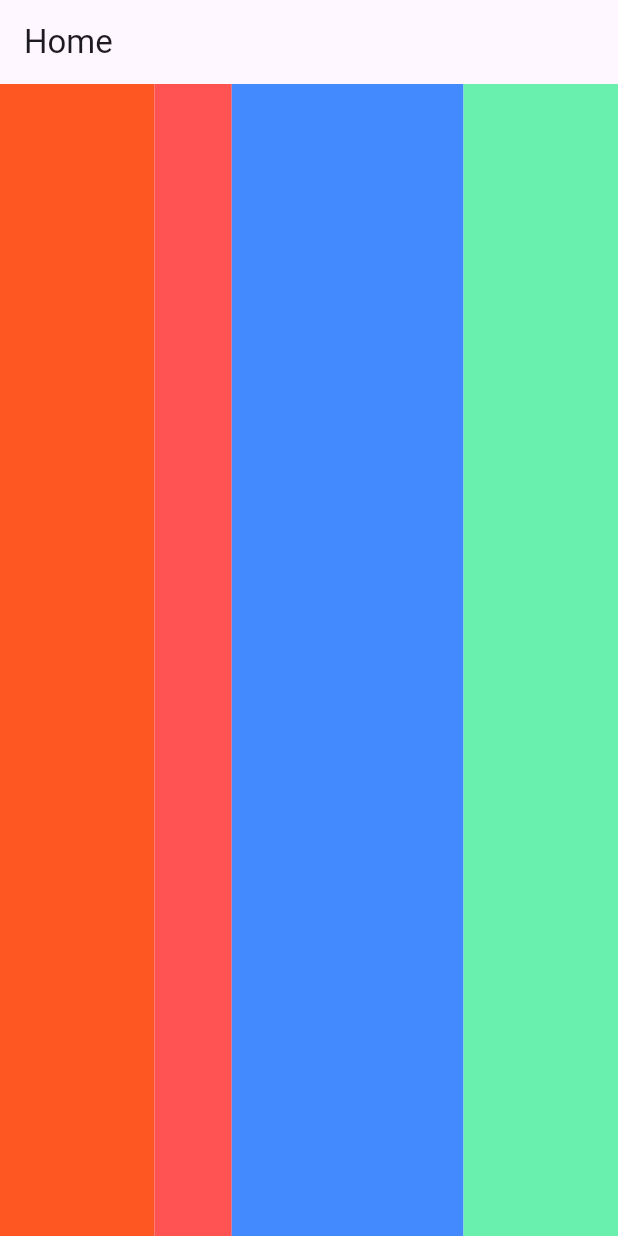
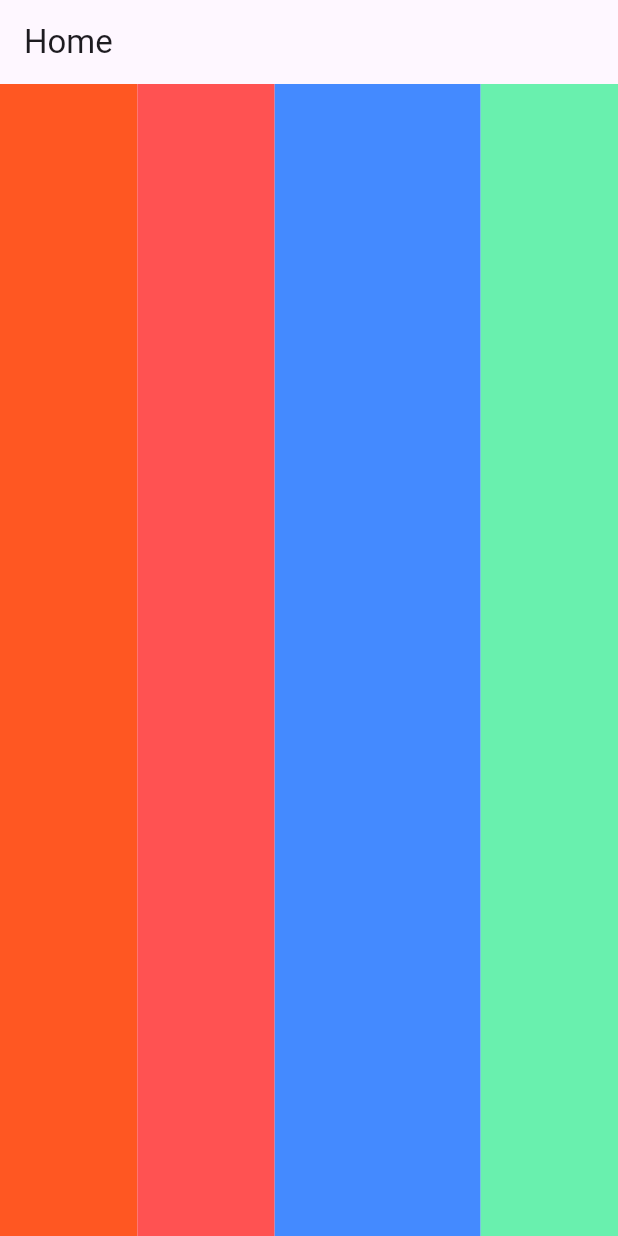
Before and after one commit to Ashraf-Samiu/Responsive_AdaptiveWidgets, a Flutter app: the screen it shows after launch, on a phone screen of 412 x 824 dp. Run offline on Flutter 3.47's test engine with Material 3 defaults, Android fonts, the phone set to English and light mode, and no system bars.

Commit message:
Flexible Commit

```diff
--- a/lib/main.dart
+++ b/lib/main.dart
@@ -26,27 +26,34 @@ class HomeScreen extends StatelessWidget{
             fit: FlexFit.tight,
               flex: 2,
               child: Container(
+                width: 100,
                 color: Colors.deepOrange,
-              )
-          ),
-          Flexible(
-            fit: FlexFit.loose,
-              flex: 1,
-              child: Container(
-                color: Colors.redAccent,
-              )
-          ),
-          Flexible(
-            fit: FlexFit.loose,
-              flex: 3,
-              child: Container(
-                color: Colors.blueAccent,
               )
           ),
           Flexible(
             fit: FlexFit.tight,
               flex: 2,
               child: Container(
+                width: 100,
+                color: Colors.redAccent,
+              )
+          ),
+          Flexible(
+            fit: FlexFit.tight,
+              flex: 3,
+              child: Container(
+                width: 100,
+                color: Colors.blueAccent,
+              )
+          ),
+          Flexible(
+            fit: FlexFit.loose,
+              ///loose will only use the space of given width and height..
+              ///But tight will take the whole space according to flex property's value..
+              ///Expanded is a result of FlexFit.tight..
+              flex: 2,
+              child: Container(
+                width: 100,
                 color: Colors.greenAccent,
               )
           ),
```
